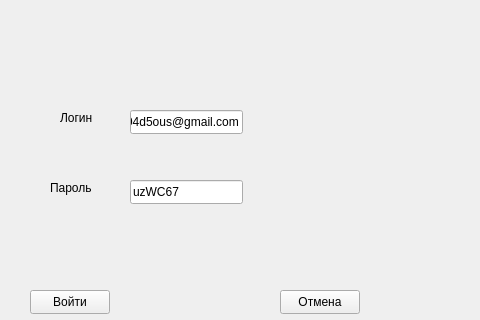
Above: login.ui from dcherep/funicture before the change; both pictures show x 100 to 580 and y 0 to 320 of the 712 by 427 pixel window. Below: the same form after it.
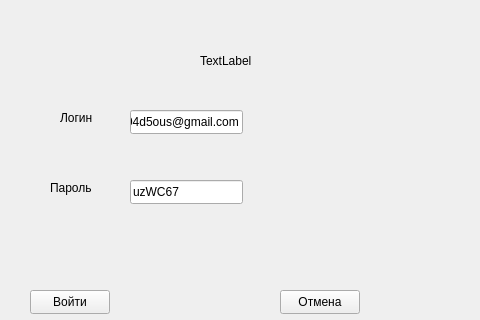
That is the form after the change.

```diff
--- a/login.ui
+++ b/login.ui
@@ -91,6 +91,28 @@
     <string>uzWC67</string>
    </property>
   </widget>
+  <widget class="QLabel" name="label_3">
+   <property name="geometry">
+    <rect>
+     <x>300</x>
+     <y>30</y>
+     <width>81</width>
+     <height>61</height>
+    </rect>
+   </property>
+   <property name="maximumSize">
+    <size>
+     <width>100</width>
+     <height>100</height>
+    </size>
+   </property>
+   <property name="text">
+    <string>TextLabel</string>
+   </property>
+   <property name="scaledContents">
+    <bool>true</bool>
+   </property>
+  </widget>
  </widget>
  <resources/>
  <connections/>
```
